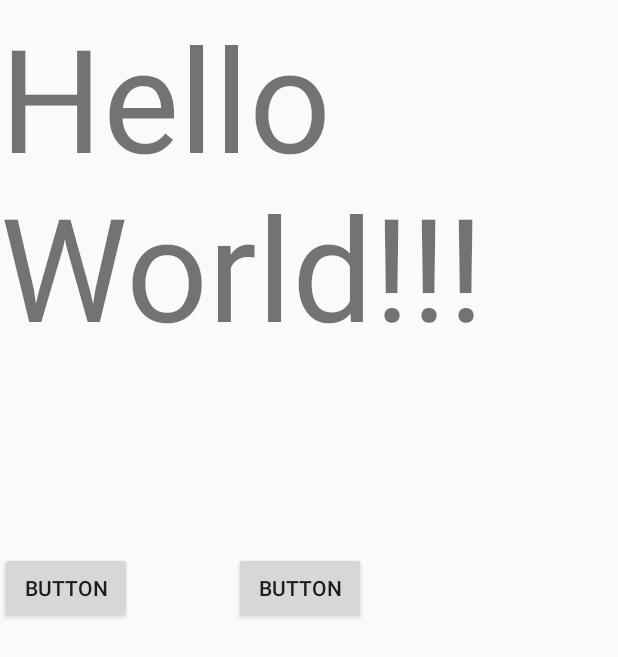
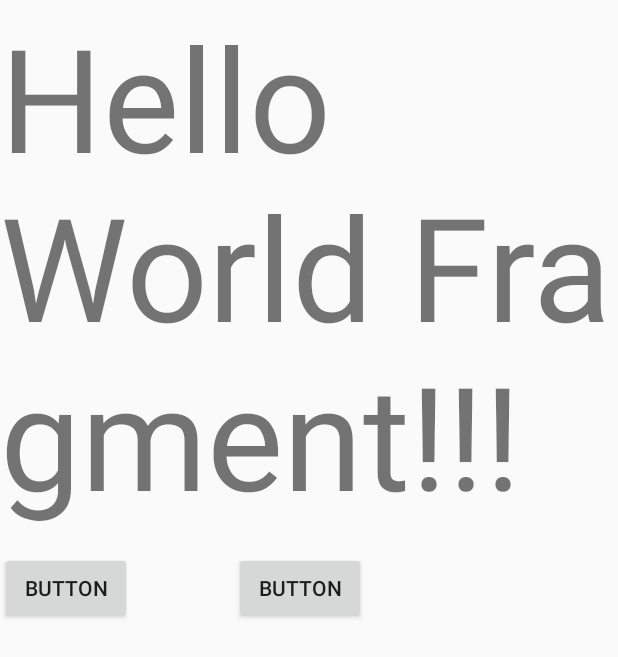
Before and after one commit to Joimar/ProfilesSoundEqualizer, an Android app: the screen it shows after launch (MainActivity), on a phone screen of 412 x 824 dp. Shown: the top 657 px of the screen. Run offline under Robolectric (Android 15) with nearby library versions, the phone set to English and light mode, and no system bars; our stand-ins replace navigation-ui.

Commit message:
basic first version of first fragment is working and being called by activity

```diff
--- a/automotive/src/main/java/com/example/profilessoundequalizer/MainActivity.kt
+++ b/automotive/src/main/java/com/example/profilessoundequalizer/MainActivity.kt
@@ -10,6 +10,8 @@ import androidx.activity.enableEdgeToEdge
 import androidx.appcompat.app.AppCompatActivity
 import androidx.core.view.ViewCompat
 import androidx.core.view.WindowInsetsCompat
+import androidx.fragment.app.FragmentManager
+import androidx.fragment.app.FragmentTransaction
 import androidx.navigation.ui.AppBarConfiguration
 
 
@@ -19,13 +21,21 @@ class MainActivity : AppCompatActivity() {
         enableEdgeToEdge()
         setContentView(R.layout.activity_main)
         //val appBarConfiguration = AppBarConfiguration(navController.graph)
-        var button1:Button = findViewById(R.id.button1)
-        var button2:Button = findViewById(R.id.button2)
+//        var button1:Button = findViewById(R.id.button1)
+//        var button2:Button = findViewById(R.id.button2)
 
         var equalizer: Equalizer = Equalizer(0,0)
 
         var numberOfBands:Short = equalizer.numberOfBands
         var freqRange = equalizer.bandLevelRange
+        val fragmentManager: FragmentManager = supportFragmentManager
+        val fragment = MainFragment()
+        val fragmentTransaction: FragmentTransaction = fragmentManager.beginTransaction()
+        fragmentTransaction.replace(R.id.mainFragment, fragment) // Replace with the ID of your FrameLayout
+        fragmentTransaction.commit()
+
+
+
         Log.e("TESTE Debug", "Number of Bands $numberOfBands");
         //equalizer.setBa
 
@@ -35,19 +45,19 @@ class MainActivity : AppCompatActivity() {
         Log.e("Intensidade do som Mínima", freqRange[0].toString())
         Log.e("Intensidade do som Máxima", freqRange[1].toString())
 
-        button1.setOnClickListener {
-            for(i in 0 until numberOfBands){
-                equalizer.setBandLevel(i.toShort(), freqRange[0])
-                equalizer.setEnabled(true)
-            }
-        }
-
-        button2.setOnClickListener {
-            for(i in 0 until numberOfBands){
-                equalizer.setBandLevel(i.toShort(), (freqRange[1]/2).toShort())
-                equalizer.setEnabled(true)
-            }
-        }
+//        button1.setOnClickListener {
+//            for(i in 0 until numberOfBands){
+//                equalizer.setBandLevel(i.toShort(), freqRange[0])
+//                equalizer.setEnabled(true)
+//            }
+//        }
+//
+//        button2.setOnClickListener {
+//            for(i in 0 until numberOfBands){
+//                equalizer.setBandLevel(i.toShort(), (freqRange[1]/2).toShort())
+//                equalizer.setEnabled(true)
+//            }
+//        }
 
         ViewCompat.setOnApplyWindowInsetsListener(findViewById(R.id.main)) { v, insets ->
             val systemBars = insets.getInsets(WindowInsetsCompat.Type.systemBars())
--- a/automotive/src/main/res/layout/activity_main.xml
+++ b/automotive/src/main/res/layout/activity_main.xml
@@ -7,36 +7,13 @@
     android:layout_height="match_parent"
     tools:context=".MainActivity">
 
-    <Button
-        android:id="@+id/button2"
-        android:layout_width="wrap_content"
-        android:layout_height="wrap_content"
-        android:layout_marginStart="68dp"
-        android:layout_marginTop="10dp"
-        android:layout_marginBottom="50dp"
-        android:text="Button"
+    <FrameLayout
+        android:id="@+id/mainFragment"
+        android:layout_width="match_parent"
+        android:layout_height="match_parent"
         app:layout_constraintBottom_toBottomOf="parent"
-        app:layout_constraintStart_toEndOf="@+id/button1"
+        app:layout_constraintEnd_toEndOf="parent"
+        app:layout_constraintStart_toStartOf="parent"
         app:layout_constraintTop_toTopOf="parent" />
 
-    <TextView
-        android:id="@+id/textView"
-        android:layout_width="wrap_content"
-        android:layout_height="wrap_content"
-        android:text="Hello World!!!"
-        android:textSize="96sp"
-        tools:layout_editor_absoluteX="1731dp"
-        tools:layout_editor_absoluteY="1105dp"
-        tools:ignore="MissingConstraints" />
-
-    <Button
-        android:id="@+id/button1"
-        android:layout_width="wrap_content"
-        android:layout_height="wrap_content"
-        android:layout_marginTop="10dp"
-        android:layout_marginBottom="50dp"
-        android:text="Button"
-        app:layout_constraintBottom_toBottomOf="parent"
-        app:layout_constraintTop_toTopOf="parent"
-        tools:layout_editor_absoluteX="669dp" />
 </androidx.constraintlayout.widget.ConstraintLayout>
--- a/automotive/src/main/res/layout/fragment_main.xml
+++ b/automotive/src/main/res/layout/fragment_main.xml
@@ -17,7 +17,7 @@
             android:id="@+id/textView"
             android:layout_width="wrap_content"
             android:layout_height="wrap_content"
-            android:text="Hello World!!!"
+            android:text="Hello World Fragment!!!"
             android:textSize="96sp"
             tools:ignore="MissingConstraints"
             tools:layout_editor_absoluteX="1731dp"
```
